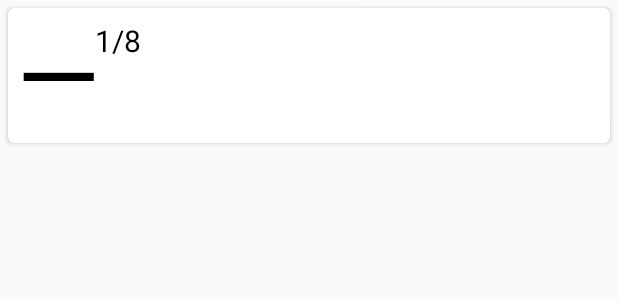
After one commit to NjordJ/JPStudy, an Android app: the layout beginnerkanji_item.xml on its own in the app's theme, with its tools: preview values and no code run, on a phone screen of 412 x 824 dp. The commit adds this screen. Shown: the top 300 px of the screen. Run offline under Robolectric (Android 15) with nearby library versions, the light colour scheme and no system bars.

Commit message:
making beginnerkanji

```diff
--- a/app/src/main/java/com/bigil/jpstudy/ui/kana/KanaFragment.java
+++ b/app/src/main/java/com/bigil/jpstudy/ui/kana/KanaFragment.java
@@ -61,7 +61,7 @@ public class KanaFragment extends Fragment {
         kanaItemArrayList.add(new KanaItem("お", "オ", "o"));*/
 
         try {
-            JSONObject jsonObject = new JSONObject(Jsondatafromasset());
+            JSONObject jsonObject = new JSONObject(JsonDataFromAsset());
             JSONArray jsonArray = jsonObject.getJSONArray("kana");
             for (int index = 0; index < jsonArray.length(); index++){
                 JSONObject hiraganaData = jsonArray.getJSONObject(index);
@@ -97,10 +97,10 @@ public class KanaFragment extends Fragment {
         }
 
         //Parsing json file
-    private String Jsondatafromasset() {
+    private String JsonDataFromAsset() {
         String json = null;
         try {
-            InputStream inputStream = getActivity().getAssets().open("hiragana_alphabet.json");
+            InputStream inputStream = getActivity().getAssets().open("japanese_alphabet.json");
             int sizeOfFile = inputStream.available();
             byte[] bufferData = new byte[sizeOfFile];
             inputStream.read(bufferData);
--- /dev/null
+++ b/app/src/main/res/layout/beginnerkanji_item.xml
@@ -0,0 +1,34 @@
+<?xml version="1.0" encoding="utf-8"?>
+<androidx.cardview.widget.CardView xmlns:android="http://schemas.android.com/apk/res/android"
+                                   android:layout_width="match_parent"
+                                   android:layout_height="wrap_content"
+                                   xmlns:app="http://schemas.android.com/apk/res-auto"
+                                   app:cardCornerRadius="4dp"
+                                   android:layout_margin="5dp">
+
+    <RelativeLayout
+            android:layout_width="match_parent"
+            android:layout_height="match_parent"
+            android:layout_margin="8dp">
+        <!--Icon with first kanji in list-->
+        <TextView
+                android:id="@+id/textViewFirstKanjiCardInBeginnerKanji"
+                android:layout_width="wrap_content"
+                android:layout_height="wrap_content"
+                android:text="一"
+                android:textStyle="bold"
+                android:textColor="@android:color/black"
+                android:textSize="50dp"/>
+        <TextView
+                android:id="@+id/textViewCurrentCardBeginnerKanji"
+                android:layout_width="wrap_content"
+                android:layout_height="wrap_content"
+                android:text="1/8"
+                android:textColor="@android:color/black"
+                android:textSize="20dp"
+                android:layout_toEndOf="@id/textViewFirstKanjiCardInBeginnerKanji"/>
+
+    </RelativeLayout>
+
+
+</androidx.cardview.widget.CardView>
```
Also changed, not shown: app/src/main/res/layout/fragment_beginnerlistofkanji.xml (+10 -18 lines), app/src/main/assets/japanese_alphabet.json (renamed from app/src/main/assets/hiragana_alphabet.json).
